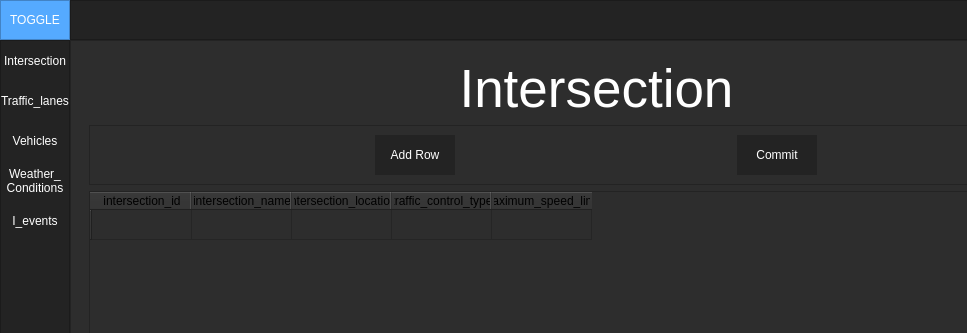
Old version of the form UI/BD.ui in the repository Octavian-Ursachi/Baze-de-Date-proiect; both pictures show x 0 to 967 and y 0 to 333 of the 1123 by 876 pixel window.
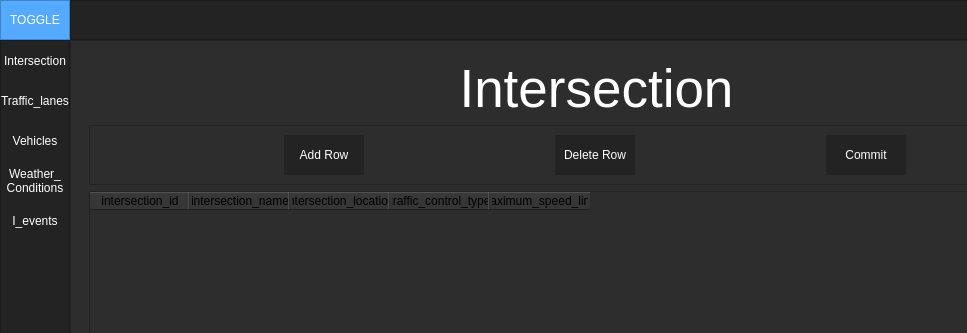
New version of the form.

Commit message: buton delete, adaugari de row cu primary key automate

```diff
--- a/UI/BD.ui
+++ b/UI/BD.ui
@@ -425,6 +425,38 @@
                    </property>
                   </widget>
                  </item>
+                 <item>
+                  <widget class="QPushButton" name="delete_row_bi">
+                   <property name="minimumSize">
+                    <size>
+                     <width>40</width>
+                     <height>40</height>
+                    </size>
+                   </property>
+                   <property name="maximumSize">
+                    <size>
+                     <width>80</width>
+                     <height>80</height>
+                    </size>
+                   </property>
+                   <property name="autoFillBackground">
+                    <bool>false</bool>
+                   </property>
+                   <property name="styleSheet">
+                    <string notr="true">QPushButton {
+	color: rgb(255, 255, 255);
+	background-color: rgb(35, 35, 35);
+	border: 0px solid;
+}
+QPushButton:hover {
+	background-color: rgb(85, 170, 255);
+}</string>
+                   </property>
+                   <property name="text">
+                    <string>Delete Row</string>
+                   </property>
+                  </widget>
+                 </item>
                  <item>
                   <widget class="QPushButton" name="commit_bi">
                    <property name="minimumSize">
@@ -465,11 +497,6 @@
                   <height>80</height>
                  </size>
                 </property>
-                <row>
-                 <property name="text">
-                  <string/>
-                 </property>
-                </row>
                 <column>
                  <property name="text">
                   <string>intersection_id</string>
@@ -495,11 +522,6 @@
                   <string>maximum_speed_limit</string>
                  </property>
                 </column>
-                <item row="0" column="0">
-                 <property name="text">
-                  <string/>
-                 </property>
-                </item>
                </widget>
               </item>
              </layout>
```
Left out of the diff: 116 changed lines with no effect on the pictures. The commit also changes 2 other files.
